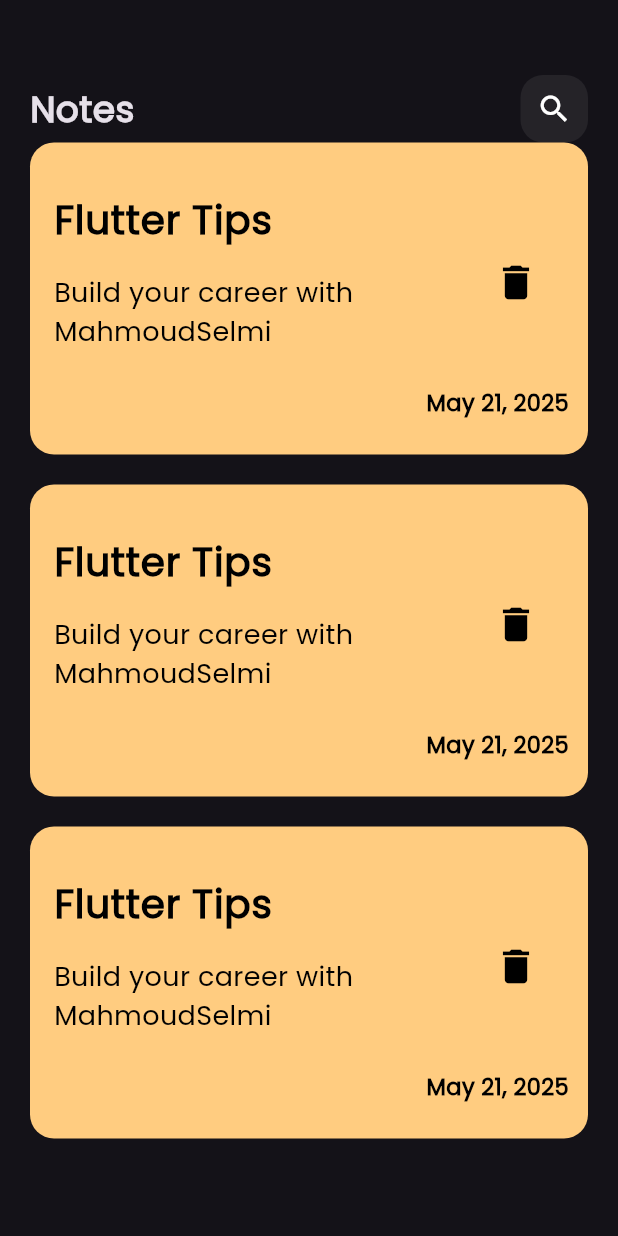
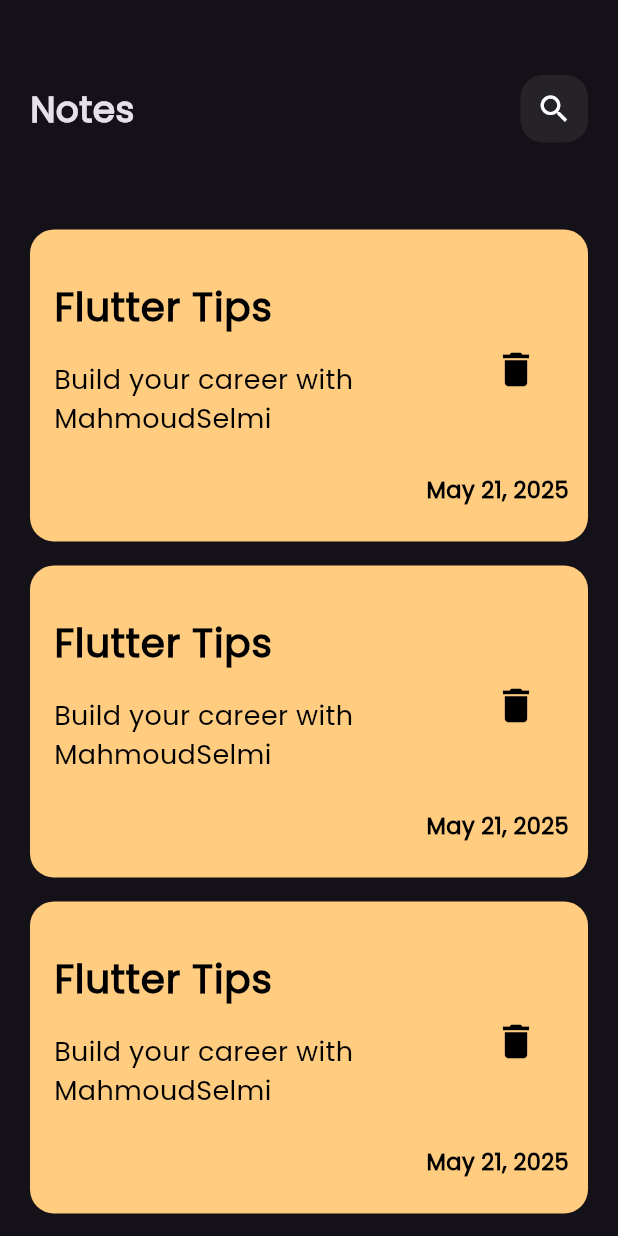
Before and after one commit to Ma7moudSelmy/Notes_App, a Flutter app: the screen it shows after launch, on a phone screen of 412 x 824 dp. Run offline on Flutter 3.47's test engine with Material 3 defaults, Android fonts, the phone set to English and light mode, and no system bars.

Commit message:
Add NotesListView widget to improve note display and refactor NotesViewBody

```diff
--- /dev/null
+++ b/lib/Widgets/NotesListView.dart
@@ -0,0 +1,18 @@
+import 'package:flutter/material.dart';
+import 'package:notes_app/Widgets/NoteItem.dart';
+
+class NotesListView extends StatelessWidget {
+  const NotesListView({super.key});
+
+  @override
+  Widget build(BuildContext context) {
+    return ListView.builder(
+      itemBuilder: (context, index) {
+        return Padding(
+          padding: const EdgeInsets.symmetric(vertical: 8),
+          child: const NoteItem(),
+        );
+      },
+    );
+  }
+}
--- a/lib/Widgets/NotesViewBody.dart
+++ b/lib/Widgets/NotesViewBody.dart
@@ -1,6 +1,7 @@
 import 'package:flutter/material.dart';
 import 'package:notes_app/Widgets/CustomAppBar.dart';
 import 'package:notes_app/Widgets/NoteItem.dart';
+import 'package:notes_app/Widgets/NotesListView.dart';
 
 class NotesViewBody extends StatelessWidget {
   const NotesViewBody({super.key});
@@ -10,21 +11,11 @@ class NotesViewBody extends StatelessWidget {
     return Padding(
       padding: const EdgeInsets.symmetric(horizontal: 20),
       child: Column(
-        children: [
+        children: const [
           SizedBox(height: 50),
           CustomAppBar(),
-          Expanded(
-            child: ListView(
-              children: [
-                NoteItem(),
-                SizedBox(height: 20),
-                NoteItem(),
-                SizedBox(height: 20),
-                NoteItem(),
-                SizedBox(height: 20),
-              ],
-            ),
-          ),
+          SizedBox(height: 50),
+          Expanded(child: NotesListView()),
         ],
       ),
     );
```
